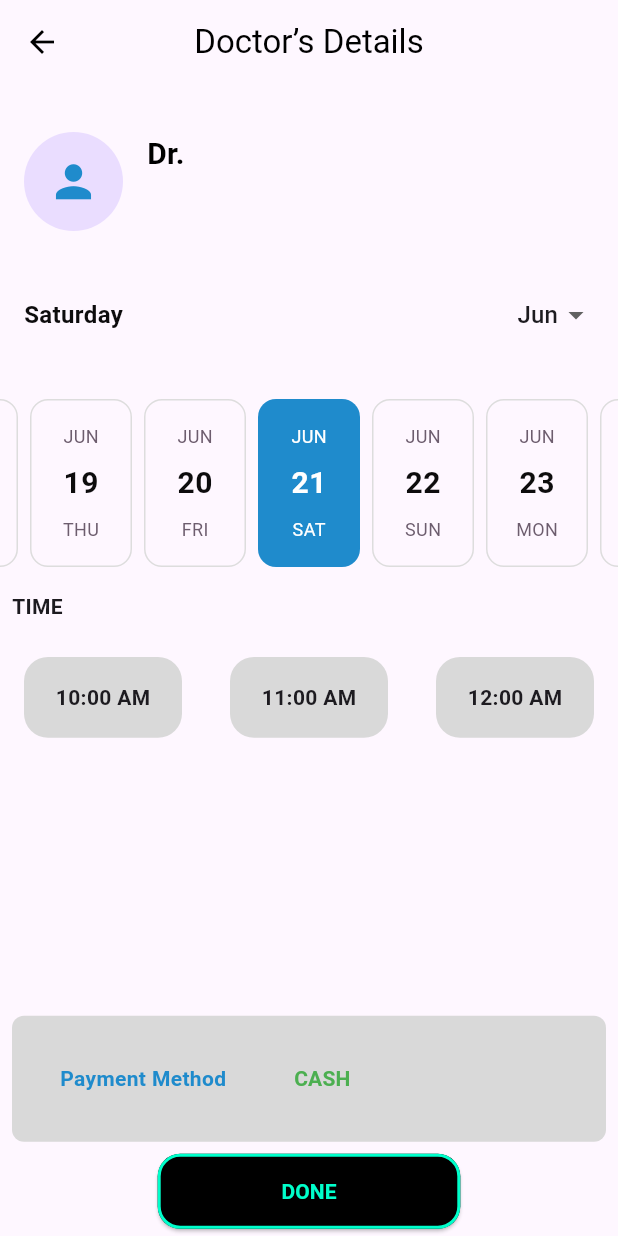
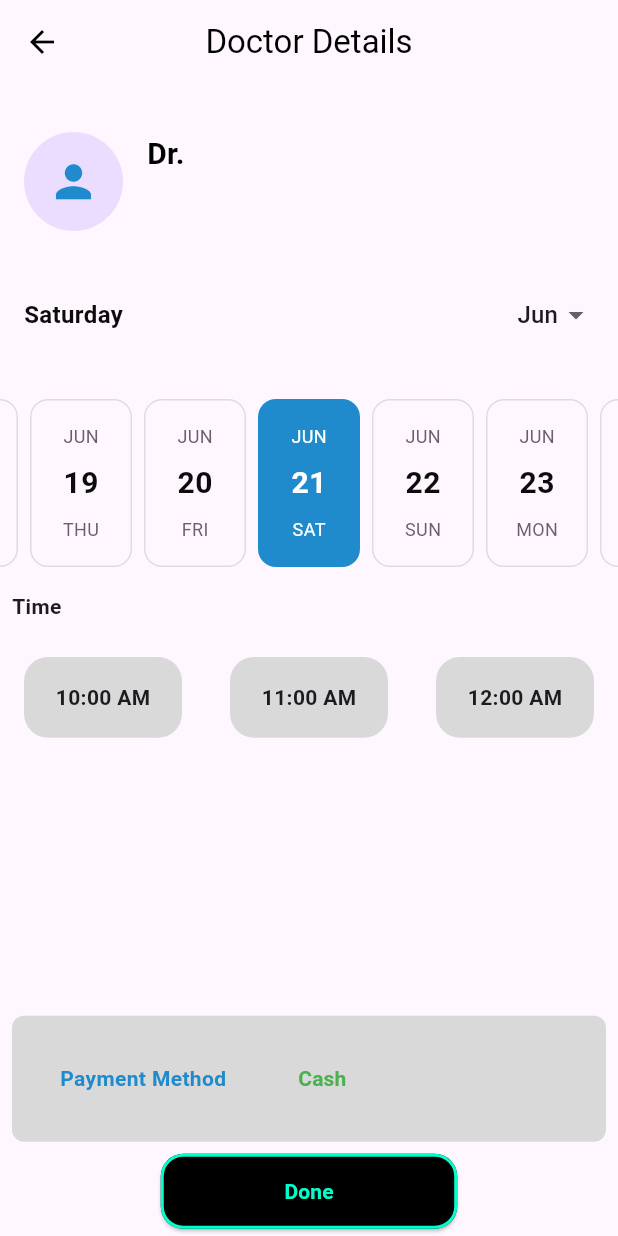
Before and after one commit to MariamAhmed61/Health-Care--1, a Flutter app: the AppointmentTime screen opened directly with empty values, on a phone screen of 412 x 824 dp. Run offline on Flutter 3.47's test engine with Material 3 defaults, Android fonts, the phone set to English and light mode, and no system bars; drawn by our look-alikes of easy_date_timeline; our stand-ins replace bloc, dio, flutter_bloc, flutter_otp_text_field; network calls fail.

Commit message:
Implement localization for appointment and profile screens, and update settings screen with navigation to profile

```diff
--- a/lib/patient_layout/presentation/screens/appointment/appointment_time.dart
+++ b/lib/patient_layout/presentation/screens/appointment/appointment_time.dart
@@ -2,6 +2,7 @@ import 'package:easy_date_timeline/easy_date_timeline.dart';
 import 'package:flutter/material.dart';
 import 'package:flutter_bloc/flutter_bloc.dart';
 import 'package:health_care_app/core/constants/app_colors/app_colors.dart';
+import 'package:health_care_app/generated/l10n.dart';
 
 import '../../../data/models/doctor_response.dart';
 import '../../cubits/appointment_cubit/appointment_cubit.dart';
@@ -28,9 +29,9 @@ class _AppointmentTimeState extends State<AppointmentTime> {
                 backgroundColor: Colors.transparent,
                 elevation: 0,
                 iconTheme: const IconThemeData(color: Colors.black),
-                title: const Text(
-                  'Doctor’s Details',
-                  style: TextStyle(
+                title:  Text(
+                  S.of(context).doctor_details,
+                  style: const TextStyle(
                     color: Colors.black,
                   ),
                 ),
@@ -63,7 +64,7 @@ class _AppointmentTimeState extends State<AppointmentTime> {
                               Padding(
                                 padding: const EdgeInsets.symmetric(vertical: 8.0),
                                 child: Text(
-                                  widget.doctor.specialization ?? 'No specialization',
+                                  widget.doctor.specialization ?? S.of(context).no_specialization,
                                   style:
                                   const TextStyle(fontSize: 15, color: Colors.black),
                                 ),
@@ -78,11 +79,11 @@ class _AppointmentTimeState extends State<AppointmentTime> {
                     initialDate: DateTime.now(),
                     activeColor: AppColors.primaryColor,
                   ),
-                  const Padding(
-                    padding: EdgeInsets.all(8.0),
+                   Padding(
+                    padding: const EdgeInsets.all(8.0),
                     child: Text(
-                      'TIME',
-                      style: TextStyle(fontWeight: FontWeight.bold),
+                      S.of(context).time,
+                      style: const TextStyle(fontWeight: FontWeight.bold),
                     ),
                   ),
                   SizedBox(
@@ -101,7 +102,7 @@ class _AppointmentTimeState extends State<AppointmentTime> {
                             ),
                             child: Center(
                               child: Text(
-                                '1${index}:00 AM',
+                                '1$index:00 AM',
                                 style: const TextStyle(fontWeight: FontWeight.bold),
                               ),
                             ),
@@ -123,12 +124,12 @@ class _AppointmentTimeState extends State<AppointmentTime> {
                         ),
                         child: Row(
                           children: [
-                            const Padding(
-                              padding: EdgeInsets.all(32.0),
+                             Padding(
+                              padding: const EdgeInsets.all(32.0),
                               child: Center(
                                 child: Text(
-                                  'Payment Method',
-                                  style: TextStyle(
+                                  S.of(context).payment_method  ,
+                                  style: const TextStyle(
                                       color: AppColors.primaryColor,
                                       fontWeight: FontWeight.bold),
                                 ),
@@ -136,9 +137,9 @@ class _AppointmentTimeState extends State<AppointmentTime> {
                             ),
                             TextButton(
                               onPressed: () {},
-                              child: const Text(
-                                'CASH',
-                                style: TextStyle(
+                              child: Text(
+                                S.of(context).cash,
+                                style: const TextStyle(
                                     color: Colors.green, fontWeight: FontWeight.bold),
                               ),
                             ),
@@ -150,7 +151,7 @@ class _AppointmentTimeState extends State<AppointmentTime> {
                   Center(
                     child: ElevatedButton(
                       onPressed: () {
-                        context.read<AppointmentCubit>().bookAppointment(widget.doctor);
+                        // context.read<AppointmentCubit>().bookAppointment(widget.doctor);
                       },
                       style: ElevatedButton.styleFrom(
                         padding: EdgeInsets.symmetric(
@@ -162,9 +163,9 @@ class _AppointmentTimeState extends State<AppointmentTime> {
                             side: const BorderSide(
                                 color: AppColors.cyanColor, width: 2)),
                       ),
-                      child: const Text(
-                        'DONE',
-                        style: TextStyle(
+                      child:  Text(
+                        S.of(context).done,
+                        style: const TextStyle(
                             fontWeight: FontWeight.bold, color: AppColors.cyanColor),
                       ),
                     ),
@@ -210,9 +211,9 @@ class _AppointmentTimeState extends State<AppointmentTime> {
               child: Icon(Icons.check, color: Colors.black, size: 30),
             ),
             const SizedBox(height: 5),
-            Text(
-              'BOOKING SUCCESSFUL',
-              style: const TextStyle(fontSize: 18, fontWeight: FontWeight.w500),
+             Text(
+              S.of(context).booking_successful,
+              style: const TextStyle(fontSize: 18, fontWeight: FontWeight.w500 ,),
             ),
             Text(
               message,
```
Also changed, not shown: lib/patient_layout/presentation/screens/home/patient_home_screen.dart (+14 -13 lines), lib/patient_layout/presentation/screens/layout/patient_layout_screen.dart (+6 -5 lines), lib/patient_layout/presentation/screens/profile/patient_profile.dart (added, +74 -0 lines), lib/patient_layout/presentation/screens/settings/patient_setting_screen.dart (+22 -5 lines).
